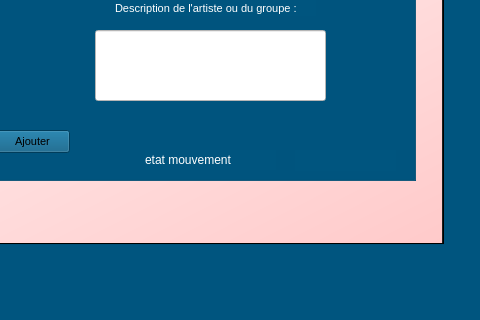
MehdiBenattaya/groupe-5, file Integration complete/Integration/interfacenews.ui: the form before one commit; both pictures show x 587 to 1067 and y 326 to 646 of the 1292 by 749 pixel window.
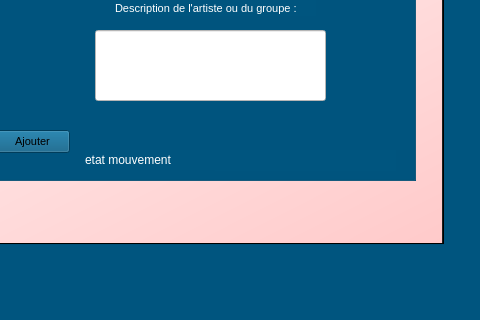
The form after the commit. The open tabs and pages were chosen to show the change. Icons and pictures are not drawn.

What changed in the file:
```diff
--- a/Integration complete/Integration/interfacenews.ui
+++ b/Integration complete/Integration/interfacenews.ui
@@ -6081,7 +6081,7 @@
        <widget class="QLabel" name="label_72">
         <property name="geometry">
          <rect>
-          <x>480</x>
+          <x>420</x>
           <y>300</y>
           <width>131</width>
           <height>20</height>
@@ -6098,9 +6098,9 @@
        <widget class="QLabel" name="label_73">
         <property name="geometry">
          <rect>
-          <x>630</x>
+          <x>550</x>
           <y>300</y>
-          <width>101</width>
+          <width>181</width>
           <height>21</height>
          </rect>
         </property>
```
Left out of the diff: 4 changed lines with no effect on the pictures.
